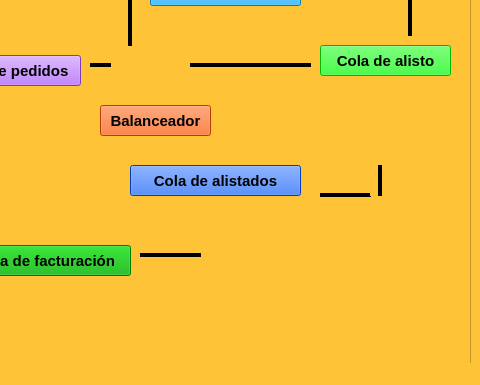
Above: Proyecto1_ED/proyecto_ed.ui from urenakiller10/Proyecto-1--Estructuras_Datos before the change; both pictures show x 320 to 800 and y 215 to 600 of the 800 by 600 pixel window. Below: the same form after it.
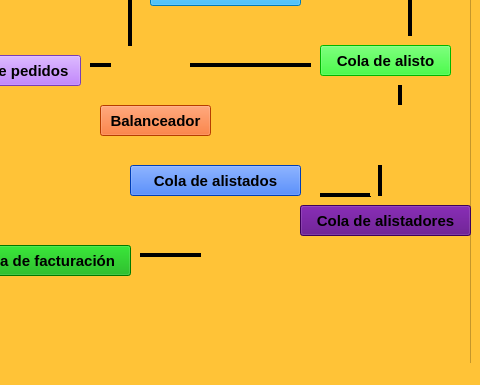
That is the form after the change. Icons and pictures are not drawn.

Commit message: Alistadores, cambio de un botón de interfaz

What changed in the file:
```diff
--- a/Proyecto1_ED/proyecto_ed.ui
+++ b/Proyecto1_ED/proyecto_ed.ui
@@ -1902,6 +1902,51 @@
       <string>Balanceador</string>
      </property>
     </widget>
+    <widget class="QPushButton" name="B_Alistadores">
+     <property name="geometry">
+      <rect>
+       <x>620</x>
+       <y>420</y>
+       <width>171</width>
+       <height>31</height>
+      </rect>
+     </property>
+     <property name="font">
+      <font>
+       <pointsize>11</pointsize>
+       <bold>true</bold>
+      </font>
+     </property>
+     <property name="styleSheet">
+      <string notr="true">background-color: rgb(85, 0, 127);
+color: rgb(0, 0, 0);</string>
+     </property>
+     <property name="text">
+      <string>Cola de alistadores</string>
+     </property>
+    </widget>
+    <widget class="Line" name="line_10">
+     <property name="geometry">
+      <rect>
+       <x>710</x>
+       <y>300</y>
+       <width>20</width>
+       <height>20</height>
+      </rect>
+     </property>
+     <property name="styleSheet">
+      <string notr="true">color: rgb(0, 0, 0);</string>
+     </property>
+     <property name="frameShadow">
+      <enum>QFrame::Plain</enum>
+     </property>
+     <property name="lineWidth">
+      <number>4</number>
+     </property>
+     <property name="orientation">
+      <enum>Qt::Vertical</enum>
+     </property>
+    </widget>
     <zorder>line_33</zorder>
     <zorder>line_32</zorder>
     <zorder>line_31</zorder>
@@ -1947,6 +1992,8 @@
     <zorder>line_29</zorder>
     <zorder>line_30</zorder>
     <zorder>B_Balanceador</zorder>
+    <zorder>B_Alistadores</zorder>
+    <zorder>line_10</zorder>
    </widget>
   </widget>
   <widget class="QMenuBar" name="menubar">
```
The commit also changes 6 other files.
